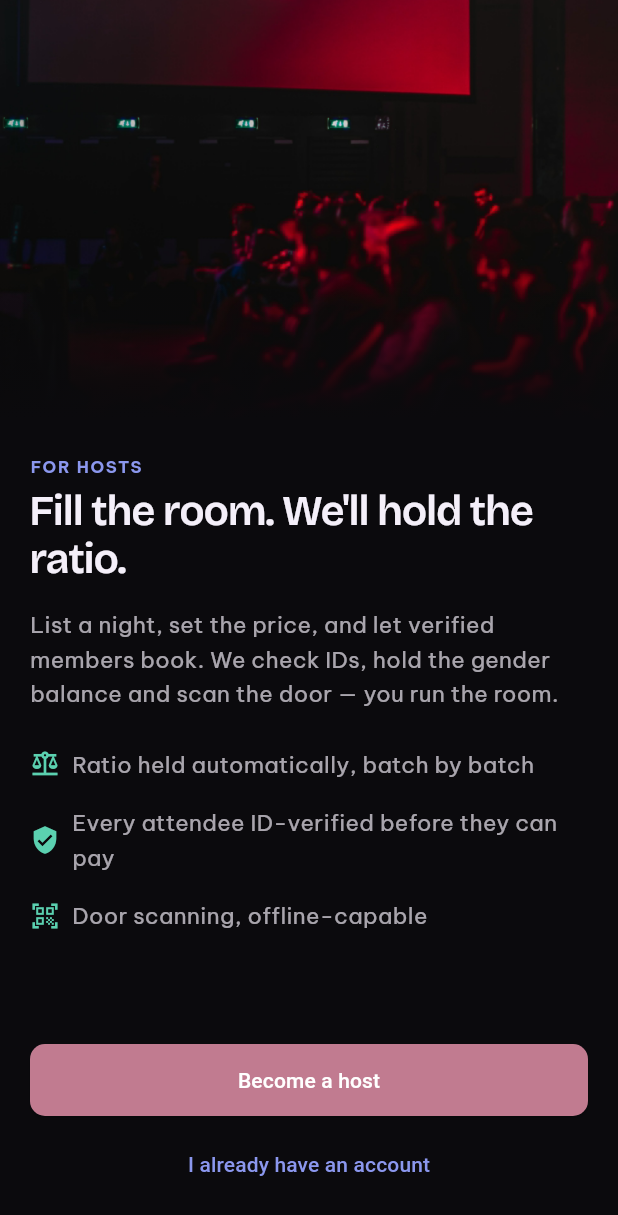
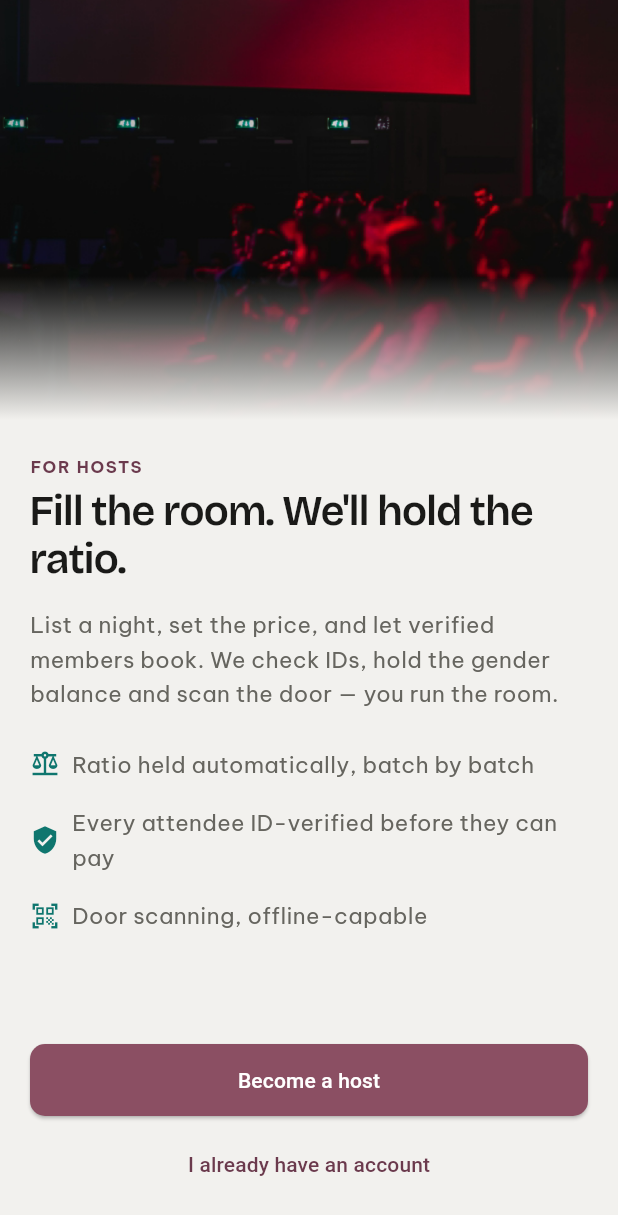
Before and after one commit to FiftyfiveTech/Flutter-Template, a Flutter app: the screen it shows after launch, on a phone screen of 412 x 824 dp. Shown: the top 1215 px of the screen. Run offline on Flutter 3.47's test engine with Material 3 defaults, Android fonts, the phone set to English and light mode, and no system bars; our stand-ins replace dio, drift, file_picker, flutter_image_compress, flutter_riverpod, go_router and 2 more; accounts and stored records are empty; generated files the repository leaves out were written again.

Commit message:
Default to a light theme with the host brand rose accent, not cobalt blue
Light was already the default sought by colors.css's `.theme-light` block
but had no Dart implementation; wires AppTheme.light as the MaterialApp
default and swaps the action/info tokens from the shared cobalt accent to
the Host app's dusty-rose brand hue (darkened for contrast on light
surfaces), matching the dark theme's existing brand override.

Co-Authored-By: Claude Sonnet 5 <noreply@anthropic.com>

```diff
--- a/lib/core/theme/app_colors.dart
+++ b/lib/core/theme/app_colors.dart
@@ -1,63 +1,48 @@
 import 'package:flutter/material.dart';
 
-/// Semantic color tokens for the Host app's dark theme.
+/// Semantic color tokens for the Host app's light theme.
 ///
-/// The Host app renders with the violet/rose-tinted override that
-/// `After Hours - Host screens.dc.html` applies on top of the shared
-/// `docs/design_systems/tokens/colors.css` tokens (`#dc-root,.theme-dark`
-/// block) — background, surface, text and the action-primary accent all
-/// shift together, consistently, across every Host screen in that file.
-/// Tokens not touched by that override (secondary/tertiary actions, status,
-/// trust) fall back to the shared coal/cobalt/teal system unchanged.
+/// Background/surface/text/status tokens mirror the `.theme-light` block in
+/// `docs/design_systems/tokens/colors.css` (the shared paper/ink/teal/sun/
+/// rose system). Action tokens instead carry the Host app's own dusty-rose
+/// brand accent (replacing the shared system's cobalt) — the same brand hue
+/// the dark theme applies, shifted darker here for contrast against light
+/// surfaces and white button text.
 abstract final class AppColors {
   // Background
-  static const backgroundPrimary = Color(0xFF0B0A0D);
-  static const backgroundSecondary = Color(
-    0xFF0E0E0D,
-  ); // --coal-950 (not overridden)
+  static const backgroundPrimary = Color(0xFFF2F1EE); // --paper-100
+  static const backgroundSecondary = Color(0xFFEBEAE6); // --paper-200
 
   // Surface
-  // True token is a radial gradient (#332a44 -> #241f33 -> #1a1626 -> #130f1c);
-  // this is a flat approximation for call sites that don't render a gradient yet.
-  static const surfaceCard = Color(0xFF241F33);
-  static const surfaceRaised = Color(0xFF2A2A28); // --coal-700 (not overridden)
+  static const surfaceCard = Color(0xFFFBFBFA); // --paper-050
+  static const surfaceRaised = Color(0xFFFFFFFF);
 
   // Border
-  static const borderDefault = Color(0x1AFFFFFF); // rgba(255,255,255,.1)
-  static const borderStrong = Color(
-    0x29FFFFFF,
-  ); // rgba(255,255,255,.16) (not overridden)
+  static const borderDefault = Color(0x121A1A18); // rgba(26,26,24,.07)
+  static const borderStrong = Color(0x291A1A18); // rgba(26,26,24,.16)
 
   // Text
-  static const textPrimary = Color(0xFFF4EFF9);
-  static const textSecondary = Color(0xADF4EFF9); // rgba(244,239,249,.68)
-  static const textTertiary = Color(0x80F4EFF9); // rgba(244,239,249,.5)
+  static const textPrimary = Color(0xFF1A1A18); // --ink-900
+  static const textSecondary = Color(0xFF66655F); // --ink-500
+  static const textTertiary = Color(0xFF8A8983); // --ink-400
   static const textOnAction = Color(0xFFFFFFFF);
 
-  // Action
-  static const actionPrimary = Color(0xFFC17B90);
-  static const actionPrimaryHover = Color(0xFFD497A8);
-  static const actionPrimaryPressed = Color(
-    0xFFA3677A,
-  ); // darkened; no explicit token override
+  // Action — Host brand accent (dusty rose), not the shared system's cobalt.
+  static const actionPrimary = Color(0xFF8B4F63);
+  static const actionPrimaryHover = Color(0xFFA3677A);
+  static const actionPrimaryPressed = Color(0xFF6B3A4D);
   static const actionPrimaryFg = Color(0xFFFFFFFF);
-  static const actionSecondary = Color(
-    0xFF2A2A28,
-  ); // --coal-700 (not overridden)
-  static const actionSecondaryFg = Color(0xFFF5F5F2);
-  static const actionTertiaryFg = Color(
-    0xFF8B97EE,
-  ); // --cobalt-300 (not overridden)
-  static const actionDestructive = Color(
-    0xFFF2637E,
-  ); // --rose-300 (not overridden)
+  static const actionSecondary = Color(0xFFEBEAE6); // --paper-200
+  static const actionSecondaryFg = Color(0xFF1A1A18); // --ink-900
+  static const actionTertiaryFg = Color(0xFF6B3A4D);
+  static const actionDestructive = Color(0xFFC0344E); // --rose-500
 
   // Status
-  static const statusSuccess = Color(0xFF5BD1B0); // --teal-300
-  static const statusWarning = Color(0xFFE9C46A); // --sun-300
-  static const statusError = Color(0xFFF2637E); // --rose-300
-  static const statusInfo = Color(0xFF8B97EE); // --cobalt-300
+  static const statusSuccess = Color(0xFF0F766E); // --teal-600
+  static const statusWarning = Color(0xFFA16207); // --sun-600
+  static const statusError = Color(0xFFC0344E); // --rose-500
+  static const statusInfo = Color(0xFF8B4F63);
 
   // Trust
-  static const trustVerified = Color(0xFF5BD1B0); // --teal-300
+  static const trustVerified = Color(0xFF0F766E); // --teal-600
 }
--- a/lib/core/theme/app_theme.dart
+++ b/lib/core/theme/app_theme.dart
@@ -4,15 +4,16 @@ import 'package:google_fonts/google_fonts.dart';
 import 'app_colors.dart';
 import 'app_typography.dart';
 
-/// Assembles `AppColors`/`AppTypography` into `ThemeData`. `dark` is the app's
-/// canonical theme — see `docs/design_systems/tokens/colors.css`'s `:root` block.
+/// Assembles `AppColors`/`AppTypography` into `ThemeData`. `light` is the app's
+/// default theme — see `docs/design_systems/tokens/colors.css`'s `.theme-light`
+/// block.
 abstract final class AppTheme {
-  static ThemeData get dark {
+  static ThemeData get light {
     return ThemeData(
       useMaterial3: true,
-      brightness: Brightness.dark,
+      brightness: Brightness.light,
       scaffoldBackgroundColor: AppColors.backgroundPrimary,
-      colorScheme: const ColorScheme.dark(
+      colorScheme: const ColorScheme.light(
         primary: AppColors.actionPrimary,
         onPrimary: AppColors.actionPrimaryFg,
         secondary: AppColors.actionSecondary,
--- a/lib/features/host_profile/presentation/pages/host_you_page.dart
+++ b/lib/features/host_profile/presentation/pages/host_you_page.dart
@@ -15,7 +15,7 @@ import '../controllers/host_you_controller.dart';
 
 /// H-12 · You — account summary, appearance, venues shortcut and session
 /// actions. Appearance is shown read-only (locked to System) since the app
-/// currently ships a single dark theme only — no ThemeMode infra exists yet.
+/// currently ships a single light theme only — no ThemeMode infra exists yet.
 class HostYouPage extends ConsumerWidget {
   const HostYouPage({super.key});
 
--- a/lib/main.dart
+++ b/lib/main.dart
@@ -26,7 +26,7 @@ class AppTemplate extends StatelessWidget {
   Widget build(BuildContext context) {
     return MaterialApp.router(
       title: 'Flutter Template',
-      theme: AppTheme.dark,
+      theme: AppTheme.light,
       routerConfig: appRouter,
     );
   }
```
Also changed, not shown: 6 other files.
